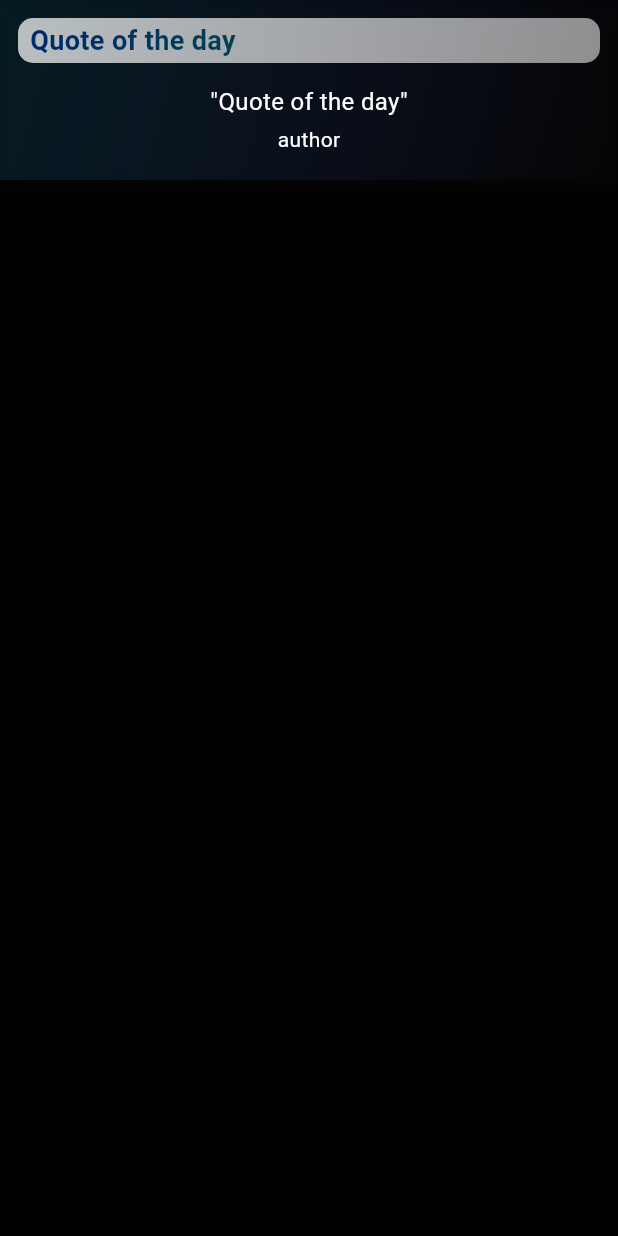
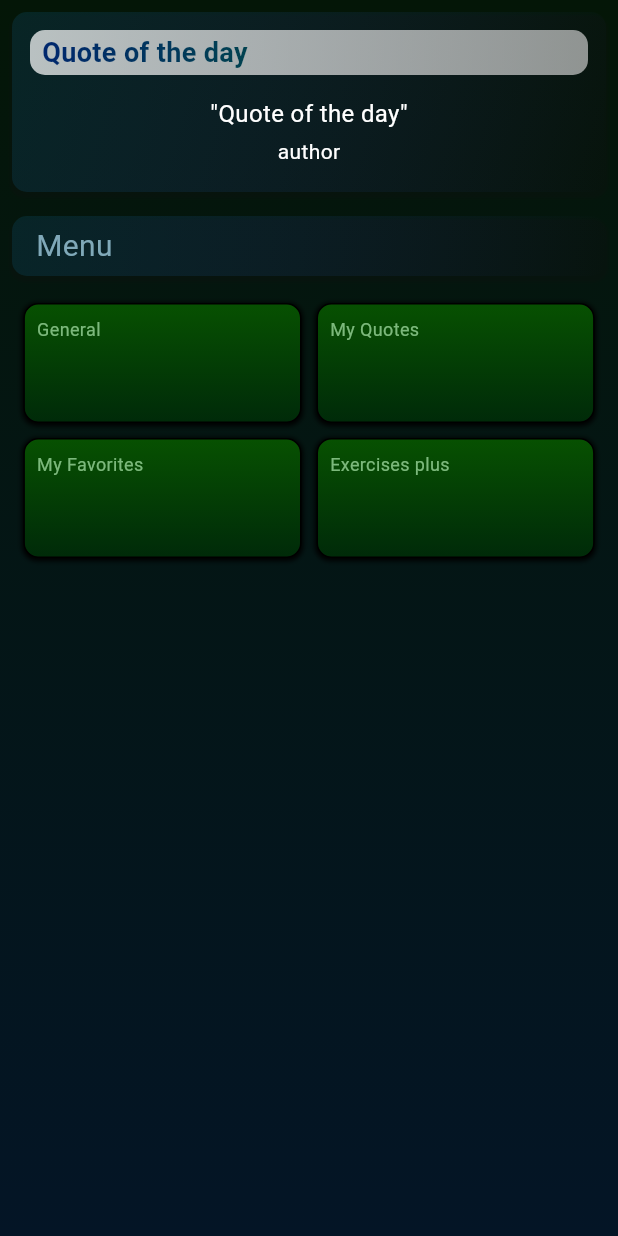
Before and after one commit to Thambara-20/MindLift, a Flutter app: the Home screen opened by its route, scrolled down 576 dp, after a tap on the "settings" icon, after a tap on "Menu", on a phone screen of 412 x 824 dp. Run offline on Flutter 3.47's test engine with Material 3 defaults, Android fonts, the phone set to English and light mode, and no system bars; our stand-ins replace flutter_local_notifications, shared_preferences; missing offline and left inert: flutter_background_service; accounts and stored records are empty; network calls fail.

Commit message:
added menu items

```diff
--- a/mortivate/lib/screens/home.dart
+++ b/mortivate/lib/screens/home.dart
@@ -42,14 +42,12 @@ class _HomeState extends State<Home> {
                     Positioned(
                       right: 4,
                       top: 0,
-                      child: ElevatedButton(
-                        style: ElevatedButton.styleFrom(
-                          padding: const EdgeInsets.all(5.0),
-                          backgroundColor: const Color.fromARGB(255, 50, 69, 53),
-                          shape: RoundedRectangleBorder(
-                            borderRadius: BorderRadius.circular(18.0),
-                          ),
+                      child: StyledElevatedButton(
+                        borderRadius: const BorderRadius.only(
+                          bottomLeft: Radius.circular(30),
                         ),
+                        height: 50,
+                        width: 60,
                         onPressed: () {},
                         child: const Icon(Icons.settings,
                             color: Color.fromARGB(255, 255, 255, 255)),
--- a/mortivate/lib/screens/menu.dart
+++ b/mortivate/lib/screens/menu.dart
@@ -1,6 +1,8 @@
 import 'package:flutter/material.dart';
 import 'package:flutter/cupertino.dart';
+import 'package:mortivate/widgets/menu_box.dart';
 import 'package:mortivate/widgets/special_quote.dart';
+import 'package:mortivate/widgets/title.dart';
 
 class Menu {
   static void show(BuildContext context) {
@@ -17,22 +19,88 @@ class Menu {
         ),
       ),
       builder: (BuildContext context) {
-        return _Content(context);
+        return Content(context);
       },
     );
   }
 
   // ignore: non_constant_identifier_names
-  static Widget _Content(BuildContext context) {
+  static Widget Content(BuildContext context) {
     return Scaffold(
-      backgroundColor: Colors.black,
-      body: SizedBox(
+      body: Container(
           height: MediaQuery.of(context).size.height,
           width: MediaQuery.of(context).size.width,
+          decoration: const BoxDecoration(
+            gradient: LinearGradient(
+              begin: Alignment.topCenter,
+              end: Alignment.bottomCenter,
+              colors: [
+                Color.fromARGB(255, 4, 22, 7),
+                Color.fromARGB(255, 4, 21, 38),
+              ],
+            ),
+          ),
           child: const SingleChildScrollView(
             child: Column(
+              crossAxisAlignment: CrossAxisAlignment.start,
               children: [
-                QuoteBodyContainer(quote: 'quote', author: 'author', height: '50',),
+                Padding(
+                  padding: EdgeInsets.all(8.0),
+                  child: QuoteBodyContainer(
+                    quote: 'quote',
+                    author: 'author',
+                    height: '50',
+                  ),
+                ),
+                StyledTitle(title: 'Menu'),
+                SizedBox(
+                  height: 10,
+                ),
+                SingleChildScrollView(
+                  child: Column(
+                    children: [
+                      Row(
+                          crossAxisAlignment: CrossAxisAlignment.center,
+                          mainAxisAlignment: MainAxisAlignment.center,
+                          children: [
+                            MenuBox(
+                              title: 'General',
+                              height: 80,
+                              width: 80,
+                            ),
+                            SizedBox(
+                              width: 10,
+                            ),
+                            MenuBox(
+                              title: 'My Quotes',
+                              height: 80,
+                              width: 80,
+                            ),
+                          ]),
+                      SizedBox(
+                        height: 10,
+                      ),
+                      Row(
+                          crossAxisAlignment: CrossAxisAlignment.center,
+                          mainAxisAlignment: MainAxisAlignment.center,
+                          children: [
+                            MenuBox(
+                              title: 'My Favorites',
+                              height: 80,
+                              width: 80,
+                            ),
+                            SizedBox(
+                              width: 10,
+                            ),
+                            MenuBox(
+                              height: 80,
+                              width: 80,
+                              title: 'Exercises plus',
+                            ),
+                          ]),
+                    ],
+                  ),
+                )
               ],
             ),
           )),
--- a/mortivate/lib/utilities/index.dart
+++ b/mortivate/lib/utilities/index.dart
@@ -29,7 +29,6 @@ Future<Uint8List> generateImg(String title) async {
         body: jsonEncode(payload),
       );
       var result = json.decode(response.body);
-      print(result['openai']['items'][0]);
       final bytes = base64.decode((result['openai']['items'][0])['image']);
       prefs.setString(title, base64.encode(bytes));
       return bytes;
--- /dev/null
+++ b/mortivate/lib/widgets/menu_box.dart
@@ -0,0 +1,70 @@
+import 'package:flutter/material.dart';
+
+class MenuBox extends StatelessWidget {
+  final double width;
+  final double height;
+  final BoxDecoration decoration;
+  final String title;
+
+  const MenuBox({
+    Key? key,
+    this.width = 25,
+    this.height = 10,
+    required this.title,
+    this.decoration = const BoxDecoration(
+        gradient: LinearGradient(
+            begin: Alignment.topCenter,
+            end: Alignment.bottomCenter,
+            colors: [
+              Color.fromARGB(255, 7, 81, 1),
+              Color.fromARGB(255, 0, 42, 9),
+            ]),
+        borderRadius: BorderRadius.all(Radius.circular(10)),
+        boxShadow: [
+          BoxShadow(
+            color: Colors.black,
+            spreadRadius: 0.5,
+            blurRadius: 2,
+            offset: Offset(0, 1),
+          )
+        ],
+        border: Border(
+          top: BorderSide(
+            color: Color.fromARGB(255, 0, 0, 0),
+            width: 1,
+          ),
+          left: BorderSide(
+            color: Color.fromARGB(255, 0, 0, 0),
+            width: 1,
+          ),
+          right: BorderSide(
+            color: Color.fromARGB(255, 0, 0, 0),
+            width: 1,
+          ),
+          bottom: BorderSide(
+            color: Color.fromARGB(255, 0, 0, 0),
+            width: 1,
+          ),
+        )),
+  }) : super(key: key);
+
+  @override
+  Widget build(BuildContext context) {
+    return Container(
+        width: MediaQuery.of(context).size.width * 0.45,
+        height: height,
+        decoration: decoration,
+        child: Column(
+          crossAxisAlignment: CrossAxisAlignment.start,
+          children: [
+            Padding(
+              padding: const EdgeInsets.all(8.0),
+              child: Text(title,
+                  textAlign: TextAlign.start,
+                  style: const TextStyle(
+                      color: Color.fromARGB(234, 135, 195, 135), fontSize: 12)),
+            )
+          ],
+        ));
+  }
+}
--- a/mortivate/lib/widgets/notification.dart
+++ b/mortivate/lib/widgets/notification.dart
@@ -7,7 +7,7 @@ Future<void> initNotifications() async {
   const AndroidInitializationSettings androidInitializationSettings =
       AndroidInitializationSettings('@mipmap/ic_launcher');
 
-  final InitializationSettings initializationSettings = InitializationSettings(
+  const InitializationSettings initializationSettings = InitializationSettings(
     android: androidInitializationSettings,
   );
 
--- a/mortivate/lib/widgets/special_quote.dart
+++ b/mortivate/lib/widgets/special_quote.dart
@@ -135,11 +135,12 @@ class QuoteBodyContainer extends StatelessWidget {
             Color.fromARGB(0, 52, 74, 185),
           ],
         ),
+        borderRadius: BorderRadius.circular(10),
         boxShadow: [
           BoxShadow(
             color: const Color.fromARGB(255, 15, 15, 15).withOpacity(0.3),
-            spreadRadius: 2,
-            blurRadius: 5,
+            spreadRadius: 1,
+            blurRadius: 1,
             offset: const Offset(0, 3),
           ),
         ],
--- /dev/null
+++ b/mortivate/lib/widgets/title.dart
@@ -0,0 +1,48 @@
+import 'package:flutter/material.dart';
+
+class StyledTitle extends StatelessWidget {
+  final String title;
+  const StyledTitle({Key? key, required this.title}) : super(key: key);
+
+  @override
+  Widget build(BuildContext context) {
+    return Padding(
+      padding: const EdgeInsets.all(8.0),
+      child: Container(
+        height: 40,
+        width: MediaQuery.of(context).size.width,
+        alignment: Alignment.centerLeft,
+        decoration: BoxDecoration(
+          borderRadius: BorderRadius.circular(10),
+          gradient: const LinearGradient(
+            begin: Alignment.topLeft,
+            end: Alignment.bottomRight,
+            colors: [
+              Color.fromARGB(84, 9, 71, 92),
+              Color.fromARGB(0, 52, 74, 185),
+            ],
+          ),
+          boxShadow: [
+            BoxShadow(
+              color: const Color.fromARGB(255, 15, 15, 15).withOpacity(0.3),
+              spreadRadius: 1,
+              blurRadius: 1,
+              offset: const Offset(0, 3),
+            ),
+          ],
+        ),
+        child: Padding(
+          padding: const EdgeInsets.only(left: 16.0),
+          child: Text(
+            title,
+            textAlign: TextAlign.start,
+            style: const TextStyle(
+              color: Color.fromARGB(255, 128, 169, 185),
+              fontSize: 20,
+            ),
+          ),
+        ),
+      ),
+    );
+  }
+}
```
Also changed, not shown: 1 other file.
